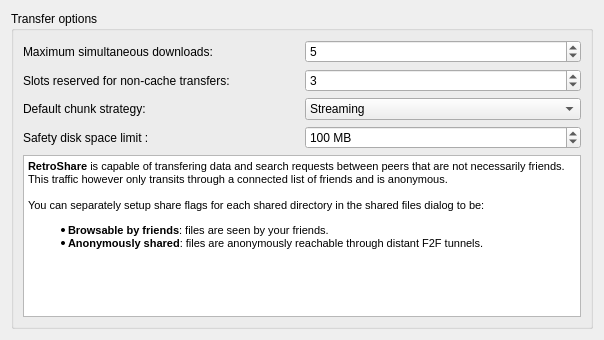
Before: the Qt Designer form retroshare-gui/src/gui/settings/TransferPage.ui in RetroShare/RetroShare, drawn with Qt 5.
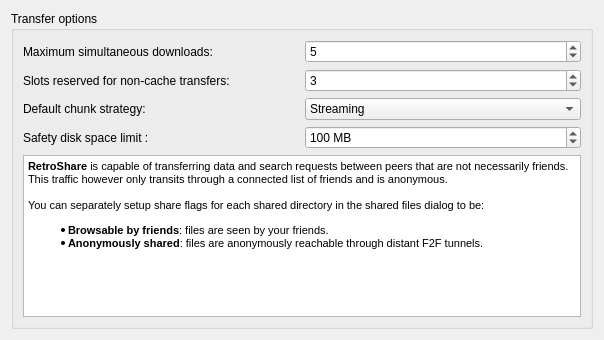
After: the same form once the commit is applied.

```diff
--- a/retroshare-gui/src/gui/settings/TransferPage.ui
+++ b/retroshare-gui/src/gui/settings/TransferPage.ui
@@ -137,7 +137,7 @@
 &lt;html&gt;&lt;head&gt;&lt;meta name=&quot;qrichtext&quot; content=&quot;1&quot; /&gt;&lt;style type=&quot;text/css&quot;&gt;
 p, li { white-space: pre-wrap; }
 &lt;/style&gt;&lt;/head&gt;&lt;body style=&quot; font-family:'Ubuntu'; font-size:11pt; font-weight:400; font-style:normal;&quot;&gt;
-&lt;p style=&quot; margin-top:0px; margin-bottom:0px; margin-left:0px; margin-right:0px; -qt-block-indent:0; text-indent:0px;&quot;&gt;&lt;span style=&quot; font-family:'Sans'; font-size:8pt; font-weight:600;&quot;&gt;RetroShare&lt;/span&gt;&lt;span style=&quot; font-family:'Sans'; font-size:8pt;&quot;&gt; is capable of transfering data and search requests between peers that are not necessarily friends. This traffic however only transits through a connected list of friends and is anonymous.&lt;/span&gt;&lt;/p&gt;
+&lt;p style=&quot; margin-top:0px; margin-bottom:0px; margin-left:0px; margin-right:0px; -qt-block-indent:0; text-indent:0px;&quot;&gt;&lt;span style=&quot; font-family:'Sans'; font-size:8pt; font-weight:600;&quot;&gt;RetroShare&lt;/span&gt;&lt;span style=&quot; font-family:'Sans'; font-size:8pt;&quot;&gt; is capable of transferring data and search requests between peers that are not necessarily friends. This traffic however only transits through a connected list of friends and is anonymous.&lt;/span&gt;&lt;/p&gt;
 &lt;p style=&quot;-qt-paragraph-type:empty; margin-top:0px; margin-bottom:0px; margin-left:0px; margin-right:0px; -qt-block-indent:0; text-indent:0px; font-family:'Sans'; font-size:8pt;&quot;&gt;&lt;/p&gt;
 &lt;p style=&quot; margin-top:0px; margin-bottom:0px; margin-left:0px; margin-right:0px; -qt-block-indent:0; text-indent:0px;&quot;&gt;&lt;span style=&quot; font-family:'Sans'; font-size:8pt;&quot;&gt;You can separately setup share flags for each shared directory in the shared files dialog to be:&lt;/span&gt;&lt;/p&gt;
 &lt;ul style=&quot;margin-top: 0px; margin-bottom: 0px; margin-left: 0px; margin-right: 0px; -qt-list-indent: 1;&quot;&gt;&lt;li style=&quot; font-family:'Sans'; font-size:8pt;&quot; style=&quot; margin-top:12px; margin-bottom:0px; margin-left:0px; margin-right:0px; -qt-block-indent:0; text-indent:0px;&quot;&gt;&lt;span style=&quot; font-weight:600;&quot;&gt;Browsable by friends&lt;/span&gt;: files are seen by your friends.&lt;/li&gt;
```
